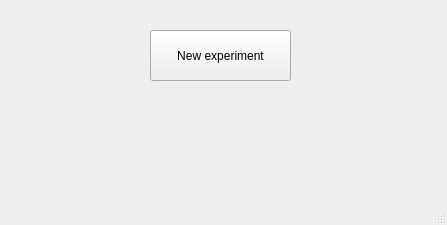
First picture: the form in src/gui/main.ui, repository gfogwill/FrESH, before the edit.
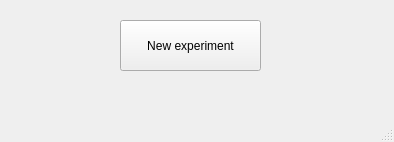
Second picture: the form after the edit.

Commit message: refactor: new window to load experiment metadata

```diff
--- a/src/gui/main.ui
+++ b/src/gui/main.ui
@@ -6,8 +6,8 @@
    <rect>
     <x>0</x>
     <y>0</y>
-    <width>447</width>
-    <height>225</height>
+    <width>394</width>
+    <height>142</height>
    </rect>
   </property>
   <property name="windowTitle">
@@ -17,8 +17,8 @@
    <widget class="QPushButton" name="newExperimentButton">
     <property name="geometry">
      <rect>
-      <x>150</x>
-      <y>30</y>
+      <x>120</x>
+      <y>20</y>
       <width>141</width>
       <height>51</height>
      </rect>
```
Left out of the diff: 2 changed lines with no effect on the pictures. The commit also changes 1 other file.
